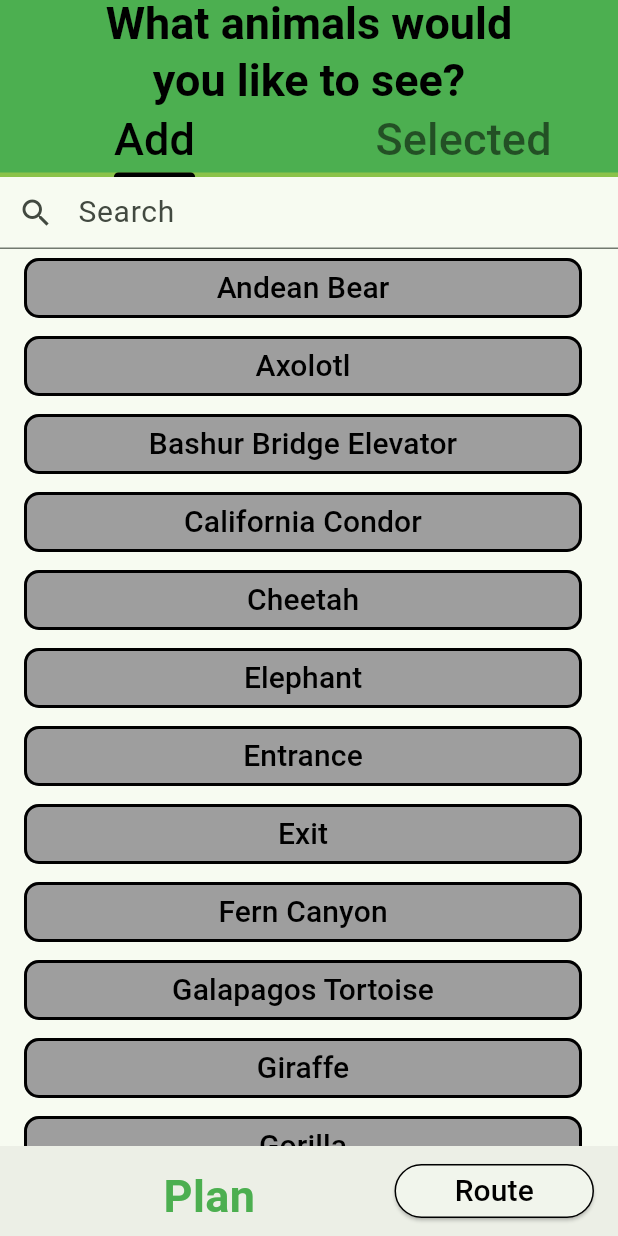
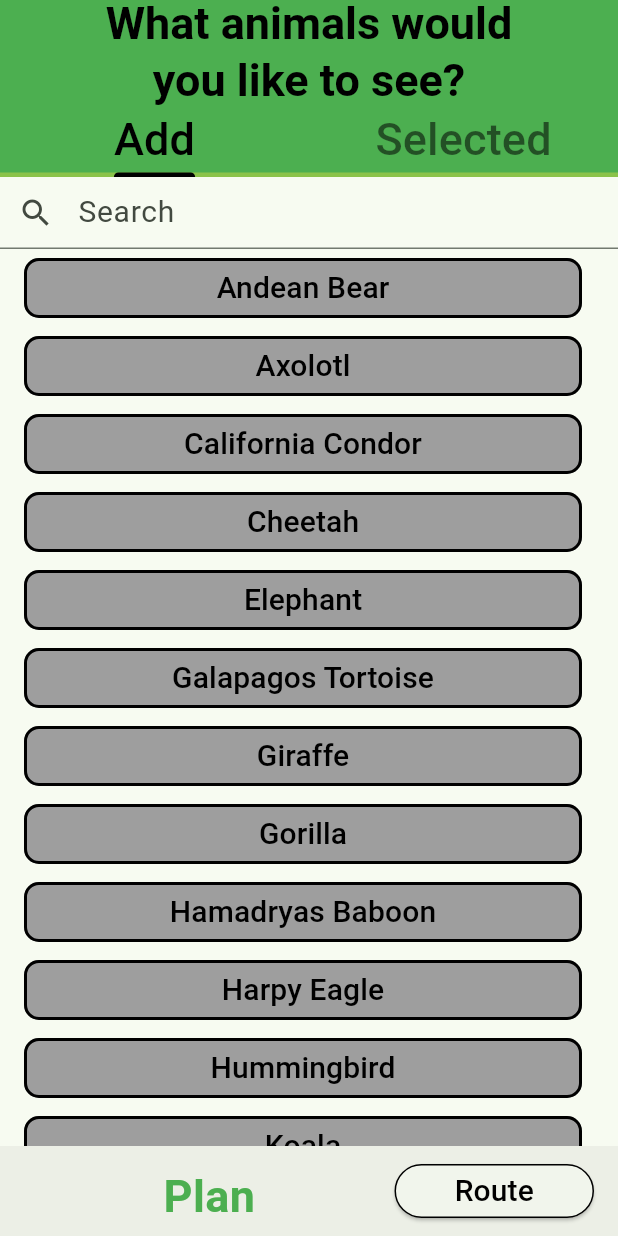
Before and after one commit to michaelholzer/Zoo_Route_Planner, a Flutter app: the screen it shows after launch, on a phone screen of 412 x 824 dp. Run offline on Flutter 3.47's test engine with Material 3 defaults, Android fonts, the light colour scheme and no system bars; our stand-ins replace flutter_map, latlong2.

Commit message:
Removed non animal locations appearing when adding animals to destination list. Adjusted colors of unvisited markers to distinguish between animals and other locations.

```diff
--- a/lib/main.dart
+++ b/lib/main.dart
@@ -49,8 +49,11 @@ class _MyHomePageState extends State<MyHomePage> {
   @override
   void initState() {
     super.initState();
+
+    /// Initialize data and set all animals as not selected
+    algorithm.assignData();
     animalSelected = List<bool>.generate(algorithm.getAmount(), (index) => false);
-    algorithm.assignData();
+
     /// Set local animalSelected to the passed animal list when applicable
     if (animalList.isNotEmpty) {
       animalSelected.clear();
@@ -63,7 +66,12 @@ class _MyHomePageState extends State<MyHomePage> {
       selectedAnimals.sort();
     }
 
-    _allNames = algorithm.getAllNames();
+    _allNames.addAll(algorithm.getAllNames());
+    for (int i = algorithm.getAmount() - 1; i >= 0; i--) {
+      if (!algorithm.isAnimal(i)) {
+        _allNames.remove(algorithm.getName(i));
+      }
+    }
     _searchResults.addAll(_allNames);
   }
 
--- a/lib/route_logic.dart
+++ b/lib/route_logic.dart
@@ -1,32 +1,30 @@
 class DijkstrasAlgorithm {
 
   /// List of names for all items
-  // test names
-  // List<String> names = ['A zero', 'B one', 'C two', 'D three', 'E four', 'F five', 'G six', 'H seven', 'I eight'];
-  // true names
-  static List<String> names = [
-    'Andean Bear', 'Axolotl',                                         // 'A' count = 2
-    'Bashur Bridge Elevator',                                         // 'B' count = 1
-    'California Condor', 'Cheetah',                                   // 'C' count = 2
-    // D
-    'Elephant', 'Entrance', 'Exit',                                   // 'E' count = 3
-    'Fern Canyon',                                                    // 'F' count = 1
-    'Galapagos Tortoise', 'Giraffe', 'Gorilla',                       // 'G' count = 3
-    'Hamadryas Baboon', 'Harpy Eagle', 'Hummingbird',                 // 'H' count = 3
-    // I J
-    'Kangaroo Stop 1', 'Kangaroo Stop 3', 'Koala', 'Komodo Dragon',   // 'K' count = 4
-    'Lemur', 'Leopard', 'Lion',                                       // 'L' count = 3
+  /// New ones will be added in correct alphabetical order
+  static final List<String> names = [
+    'Andean Bear', 'Axolotl',                                                   /// 'A'
+    'Bashur Bridge Elevator',                                                   /// 'B'
+    'California Condor', 'Cheetah',                                             /// 'C'
+    /// 'D'
+    'Elephant', 'Entrance', 'Exit',                                             /// 'E'
+    'Fern Canyon',                                                              /// 'F'
+    'Galapagos Tortoise', 'Giraffe', 'Gorilla',                                 /// 'G'
+    'Hamadryas Baboon', 'Harpy Eagle', 'Hummingbird',                           /// 'H'
+    /// 'I', 'J'
+    'Kangaroo Stop 1', 'Kangaroo Stop 3', 'Koala', 'Komodo Dragon',             /// 'K'
+    'Lemur', 'Leopard', 'Lion',                                                 /// 'L'
     'Mandrill', 'Map Locator 03', 'Map Locator 04', 'Map Locator 08', 'Map Locator 11',
-    'Map Locator 13', 'Map Locator 15', 'Map Locator 20', 'Merekat',  // 'M' count = 9
-    // N
-    'Orangutan',                                                      // 'O' count = 1
-    'Penguin', 'Polar Bear',                                          // 'P' count = 2
-    // Q
-    'Red Panda',                                                      // 'R' count = 1
-    'Safari Kitchen',                                                 // 'S' count = 1
-    'Tasmanian Devil', 'Tiger',                                       // 'T' count = 2
-    // U V W X Y
-    'Zebra',                                                          // 'Z' count = 1
+    'Map Locator 13', 'Map Locator 15', 'Map Locator 20', 'Merekat',            /// 'M'
+    /// 'N'
+    'Orangutan',                                                                /// 'O'
+    'Penguin', 'Polar Bear',                                                    /// 'P'
+    /// 'Q'
+    'Red Panda',                                                                /// 'R'
+    'Safari Kitchen',                                                           /// 'S'
+    'Tasmanian Devil', 'Tiger',                                                 /// 'T'
+    /// 'U', 'V', 'W', 'X', 'Y'
+    'Zebra',                                                                    /// 'Z'
   ];
   String getName (int index) {
     if (index == -1) {
@@ -36,28 +34,22 @@ class DijkstrasAlgorithm {
     }
   }
   List<String> getAllNames () => names;
-  int returnIndex (String name) {
-    return names.indexOf(name);
-  }
+  int returnIndex (String name) => names.indexOf(name);
 
   /// Amount of locations in the lists
   static int amount = names.length;
   int getAmount () => amount;
 
-  /// Coordinate List for all points
-  // test coordinates
-  // List<List<double>> coordinates = [
-  //   [32.736, -117.1516], [32.7363, -117.1513], [32.7363, -117.151],
-  //   [32.7363, -117.1507], [32.736, -117.1504], [32.7357, -117.1507],
-  //   [32.7357, -117.151], [32.7357, -117.1513], [32.736, -117.151]
-  // ];
-  // true coordinate
-  // Generate list of all 0s
+  /// Generate lists of all 0s for coordinates and adjacency
   List<List<double>> coordinates = List<List>.generate(amount, (i) => List<int>.generate(2, (index) => 0, growable: false), growable: false).cast<List<double>>();
   List<List<int>> adjacencyMatrix = List<List>.generate(amount, (i) => List<int>.generate(amount, (index) => 0, growable: false), growable: false).cast<List<int>>();
-  // Set data with function call so data can be added on later in an easier manner
+  List<bool> animal = List<bool>.generate(amount, (index) => true);
+
+  /// The called function to set the data for coordinates and adjacency
+  /// This allows for future additions to be made seamlessly once a name has
+  ///   been added into the name list
   void assignData() {
-    // Coordinate data
+    /// Set the Coordinate data
     coordinates[names.indexOf('Andean Bear')] = [32.73625, -117.15013];
     coordinates[names.indexOf('Axolotl')] = [32.73329, -117.14888];
     coordinates[names.indexOf('Bashur Bridge Elevator')] = [32.73514, -117.15202];
@@ -98,7 +90,7 @@ class DijkstrasAlgorithm {
     coordinates[names.indexOf('Tiger')] = [32.73390, -117.15113];
     coordinates[names.indexOf('Zebra')] = [32.73379, -117.15474];
 
-    // Adjacency Data
+    /// Set the Adjacency Values
     adjacencyMatrix[names.indexOf('Andean Bear')][names.indexOf('Map Locator 08')] = 105;
     adjacencyMatrix[names.indexOf('Andean Bear')][names.indexOf('Map Locator 11')] = 103;
     adjacencyMatrix[names.indexOf('Axolotl')][names.indexOf('Hummingbird')] = 67;
@@ -195,52 +187,49 @@ class DijkstrasAlgorithm {
     adjacencyMatrix[names.indexOf('Tiger')][names.indexOf('Mandrill')] = 217;
     adjacencyMatrix[names.indexOf('Zebra')][names.indexOf('Polar Bear')] = 71;
     adjacencyMatrix[names.indexOf('Zebra')][names.indexOf('Harpy Eagle')] = 91;
+
+    /// Set non-animal locations as false
+    animal[names.indexOf('Bashur Bridge Elevator')] = false;
+    animal[names.indexOf('Entrance')] = false;
+    animal[names.indexOf('Exit')] = false;
+    animal[names.indexOf('Fern Canyon')] = false;
+    animal[names.indexOf('Kangaroo Stop 1')] = false;
+    animal[names.indexOf('Kangaroo Stop 3')] = false;
+    animal[names.indexOf('Map Locator 03')] = false;
+    animal[names.indexOf('Map Locator 04')] = false;
+    animal[names.indexOf('Map Locator 08')] = false;
+    animal[names.indexOf('Map Locator 11')] = false;
+    animal[names.indexOf('Map Locator 13')] = false;
+    animal[names.indexOf('Map Locator 15')] = false;
+    animal[names.indexOf('Map Locator 20')] = false;
+    animal[names.indexOf('Safari Kitchen')] = false;
   }
 
+  /// Access the individual coordinate values
   double getXCoordinate (int index) => coordinates[index][0];
   double getYCoordinate (int index) => coordinates[index][1];
-
-  /// Matrix of distances between nodes for algorithm
-  // test adjacency matrix
-  // static List<List<int>> adjacencyMatrix = [
-  //   [  0,  4,  0,  0,  0,  0,  0,  8,  0 ],
-  //   [  4,  0,  8,  0,  0,  0,  0, 11,  0 ],
-  //   [  0,  8,  0,  7,  0,  4,  0,  0,  2 ],
-  //   [  0,  0,  7,  0,  9, 14,  0,  0,  0 ],
-  //   [  0,  0,  0,  9,  0, 10,  0,  0,  0 ],
-  //   [  0,  0,  4, 14, 10,  0,  2,  0,  0 ],
-  //   [  0,  0,  0,  0,  0,  2,  0,  1,  6 ],
-  //   [  8, 11,  0,  0,  0,  0,  1,  0,  7 ],
-  //   [  0,  0,  2,  0,  0,  0,  6,  7,  0 ]
-  // ];
-  // true adjacency matrix
-  // Create empty list of all 0s
-  // Assign connections and weights
 
   /// Return true if there is a connection between two locations
   bool pointsConnect (int one, int two) => (adjacencyMatrix[one][two] > 0);
 
+  /// Return animal status
+  bool isAnimal (int index) => animal[index];
+
   /// Starting location
   int start = 0;
   void setStart (int value) => start = value;
-  // int getStart () => start;
 
   /// True if user wants to visit the animal
   List<bool> toVisit = List.filled(amount, false);
   void setState (int index, bool state) => toVisit[index] = state;
-  // bool getState (int index) => toVisit[index];
   void setVisitState(List<bool> visits) => toVisit = visits;
 
   /// The outputted list of animals in shortest order
   List locationOrder = [];
   void setLocationOrder(List<int> order) => locationOrder = order;
-  // String getLocationOrder(int index) => locationOrder[index].toString();
-  // int getOrderAmount() => locationOrder.length;
   List getFullOrder () => locationOrder;
 
-  /// Holds parent vertex to create shortest path tree
-  // List<int> _parents = [];
-  // int getParent(int index) => _parents[index];
+  /// Returns the shortest path tree
   List<int> getTree (int a, int b) {
 
     List<List<int>> result = _dijkstra(adjacencyMatrix, a);
@@ -280,9 +269,6 @@ class DijkstrasAlgorithm {
     checks[start] = false;
     int nextVertex = _minDistance(solutions[0], checks);
     path.add(nextVertex);
-
-    // path.addAll(_fullPath(nextVertex, solutions[1], start));
-    // _parents = solutions[1];
 
     /// Once all vertices are visited, return result
     if (_allVisited(checks)) {
@@ -359,7 +345,6 @@ class DijkstrasAlgorithm {
       for (int vIndex = 0; vIndex < amount; vIndex++) {
         int edgeDistance = graph[nearestVertex][vIndex];
 
-        // issue inside this function
         /// Update path tree when necessary
         if ((edgeDistance > 0) && ((shortestDistance + edgeDistance) < outputs[0][vIndex])) {
           outputs[0][vIndex] = shortestDistance + edgeDistance;
--- a/lib/route_map.dart
+++ b/lib/route_map.dart
@@ -51,7 +51,7 @@ class _RouteMapState extends State<RouteMap> {
 
     /// Set Markers for every location
     for (int i = 0; i < algorithm.getAmount(); i++) {
-      Color markerColor = Colors.black;
+      Color markerColor = Colors.brown;
       double heightWidth = 15;
       String boxNumber = '';
       if (i == start) {
@@ -62,6 +62,8 @@ class _RouteMapState extends State<RouteMap> {
         markerColor = Colors.green;
         heightWidth = 30;
         boxNumber = order.indexOf(i).toString();
+      } else if (!algorithm.isAnimal(i)) {
+        markerColor = Colors.blueGrey;
       }
 
       allMarkers.add(
```
